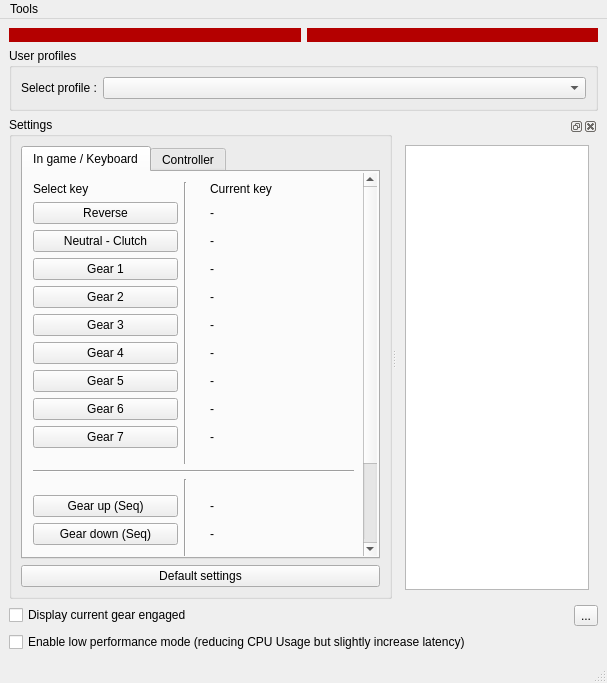
BrokenGameNoob/BrokenTC2, file BrokenTC2/mainwindow.ui: the form before one commit.
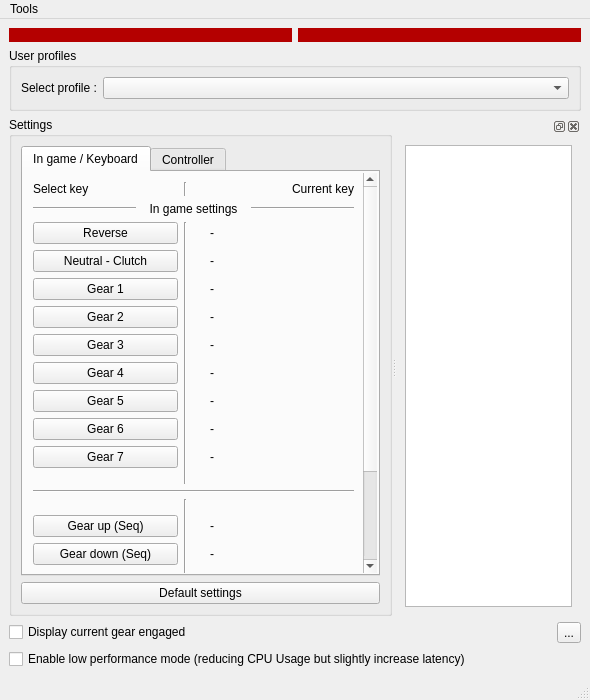
The form after the commit. Icons and pictures are not drawn. Custom widgets are drawn as their Qt base class.

```diff
--- a/BrokenTC2/mainwindow.ui
+++ b/BrokenTC2/mainwindow.ui
@@ -6,8 +6,8 @@
    <rect>
     <x>0</x>
     <y>0</y>
-    <width>607</width>
-    <height>683</height>
+    <width>590</width>
+    <height>700</height>
    </rect>
   </property>
   <property name="windowTitle">
@@ -65,9 +65,9 @@
             <property name="geometry">
              <rect>
               <x>0</x>
-              <y>-323</y>
+              <y>0</y>
               <width>336</width>
-              <height>624</height>
+              <height>672</height>
              </rect>
             </property>
             <property name="minimumSize">
@@ -83,143 +83,109 @@
 }</string>
             </property>
             <layout class="QGridLayout" name="gridLayout_2">
-             <item row="0" column="2">
-              <widget class="QLabel" name="lbl_disp_currKey">
-               <property name="sizePolicy">
-                <sizepolicy hsizetype="Preferred" vsizetype="Maximum">
-                 <horstretch>0</horstretch>
-                 <verstretch>0</verstretch>
-                </sizepolicy>
-               </property>
+             <item row="10" column="2">
+              <widget class="QLabel" name="lbl_G7">
                <property name="text">
-                <string>Current key</string>
+                <string>-</string>
                </property>
               </widget>
              </item>
-             <item row="10" column="0">
-              <spacer name="verticalSpacer_3">
-               <property name="orientation">
-                <enum>Qt::Vertical</enum>
-               </property>
-               <property name="sizeType">
-                <enum>QSizePolicy::Minimum</enum>
-               </property>
-               <property name="sizeHint" stdset="0">
-                <size>
-                 <width>20</width>
-                 <height>10</height>
-                </size>
-               </property>
-              </spacer>
-             </item>
              <item row="8" column="0">
-              <widget class="QPushButton" name="pb_selectKey_G6">
+              <widget class="QPushButton" name="pb_selectKey_G5">
                <property name="text">
-                <string>Gear 6</string>
+                <string>Gear 5</string>
                </property>
               </widget>
              </item>
-             <item row="17" column="0">
-              <spacer name="verticalSpacer_6">
-               <property name="orientation">
-                <enum>Qt::Vertical</enum>
+             <item row="5" column="0">
+              <widget class="QPushButton" name="pb_selectKey_G2">
+               <property name="text">
+                <string>Gear 2</string>
                </property>
-               <property name="sizeType">
-                <enum>QSizePolicy::Minimum</enum>
+              </widget>
+             </item>
+             <item row="20" column="0">
+              <widget class="QLabel" name="lbl_disp_gearDelay">
+               <property name="toolTip">
+                <string>How long the key is going to be pressed down</string>
                </property>
-               <property name="sizeHint" stdset="0">
-                <size>
-                 <width>20</width>
-                 <height>10</height>
-                </size>
+               <property name="text">
+                <string>Gear key press delay (ms)</string>
                </property>
-              </spacer>
+              </widget>
              </item>
-             <item row="12" column="1" rowspan="4">
+             <item row="13" column="1" rowspan="4">
               <widget class="Line" name="line_5">
                <property name="orientation">
                 <enum>Qt::Vertical</enum>
                </property>
               </widget>
              </item>
-             <item row="6" column="0">
-              <widget class="QPushButton" name="pb_selectKey_G4">
-               <property name="text">
-                <string>Gear 4</string>
-               </property>
-              </widget>
-             </item>
-             <item row="0" column="1" rowspan="11">
-              <widget class="Line" name="line">
-               <property name="orientation">
-                <enum>Qt::Vertical</enum>
-               </property>
-              </widget>
-             </item>
-             <item row="16" column="0" colspan="3">
-              <widget class="Line" name="line_4">
-               <property name="orientation">
-                <enum>Qt::Horizontal</enum>
-               </property>
-              </widget>
-             </item>
-             <item row="3" column="2">
-              <widget class="QLabel" name="lbl_G1">
-               <property name="text">
-                <string>-</string>
-               </property>
-              </widget>
-             </item>
-             <item row="13" column="2">
-              <widget class="QLabel" name="lbl_seqUp">
-               <property name="text">
-                <string>-</string>
-               </property>
-              </widget>
-             </item>
-             <item row="9" column="2">
-              <widget class="QLabel" name="lbl_G7">
-               <property name="text">
-                <string>-</string>
-               </property>
-              </widget>
-             </item>
-             <item row="2" column="0">
+             <item row="3" column="0">
               <widget class="QPushButton" name="pb_selectKey_GClutch">
                <property name="text">
                 <string>Neutral - Clutch</string>
                </property>
               </widget>
              </item>
-             <item row="11" column="0" colspan="3">
-              <widget class="Line" name="line_2">
+             <item row="18" column="1" rowspan="3">
+              <widget class="Line" name="line_10">
                <property name="orientation">
-                <enum>Qt::Horizontal</enum>
+                <enum>Qt::Vertical</enum>
                </property>
               </widget>
              </item>
-             <item row="3" column="0">
+             <item row="0" column="2">
+              <widget class="QLabel" name="lbl_disp_currKey">
+               <property name="sizePolicy">
+                <sizepolicy hsizetype="Preferred" vsizetype="Maximum">
+                 <horstretch>0</horstretch>
+                 <verstretch>0</verstretch>
+                </sizepolicy>
+               </property>
+               <property name="text">
+                <string>Current key</string>
+               </property>
+               <property name="alignment">
+                <set>Qt::AlignRight|Qt::AlignTrailing|Qt::AlignVCenter</set>
+               </property>
+              </widget>
+             </item>
+             <item row="4" column="0">
               <widget class="QPushButton" name="pb_selectKey_G1">
                <property name="text">
                 <string>Gear 1</string>
                </property>
               </widget>
              </item>
-             <item row="14" column="0">
+             <item row="15" column="0">
               <widget class="QPushButton" name="pb_selectKey_SeqDown">
                <property name="text">
                 <string>Gear down (Seq)</string>
                </property>
               </widget>
              </item>
-             <item row="8" column="2">
-              <widget class="QLabel" name="lbl_G6">
+             <item row="19" column="2">
+              <widget class="QLabel" name="lbl_kSwitchMode">
+               <property name="sizePolicy">
+                <sizepolicy hsizetype="Preferred" vsizetype="Maximum">
+                 <horstretch>0</horstretch>
+                 <verstretch>0</verstretch>
+                </sizepolicy>
+               </property>
                <property name="text">
                 <string>-</string>
                </property>
               </widget>
              </item>
-             <item row="20" column="1">
+             <item row="10" column="0">
+              <widget class="QPushButton" name="pb_selectKey_G7">
+               <property name="text">
+                <string>Gear 7</string>
+               </property>
+              </widget>
+             </item>
+             <item row="21" column="1">
               <spacer name="verticalSpacer">
                <property name="orientation">
                 <enum>Qt::Vertical</enum>
@@ -235,31 +201,59 @@
                </property>
               </spacer>
              </item>
-             <item row="7" column="0">
-              <widget class="QPushButton" name="pb_selectKey_G5">
-               <property name="text">
-                <string>Gear 5</string>
-               </property>
-              </widget>
-             </item>
-             <item row="19" column="2">
-              <widget class="QSpinBox" name="sb_gearDelay">
-               <property name="toolTip">
-                <string>How long the key is going to be pressed down</string>
-               </property>
-               <property name="maximum">
-                <number>1200</number>
-               </property>
-              </widget>
-             </item>
-             <item row="2" column="2">
-              <widget class="QLabel" name="lbl_GClutch">
+             <item row="6" column="2">
+              <widget class="QLabel" name="lbl_G3">
                <property name="text">
                 <string>-</string>
                </property>
               </widget>
              </item>
-             <item row="15" column="0">
+             <item row="11" column="0">
+              <spacer name="verticalSpacer_3">
+               <property name="orientation">
+                <enum>Qt::Vertical</enum>
+               </property>
+               <property name="sizeType">
+                <enum>QSizePolicy::Minimum</enum>
+               </property>
+               <property name="sizeHint" stdset="0">
+                <size>
+                 <width>20</width>
+                 <height>10</height>
+                </size>
+               </property>
+              </spacer>
+             </item>
+             <item row="13" column="0">
+              <spacer name="verticalSpacer_4">
+               <property name="orientation">
+                <enum>Qt::Vertical</enum>
+               </property>
+               <property name="sizeType">
+                <enum>QSizePolicy::Minimum</enum>
+               </property>
+               <property name="sizeHint" stdset="0">
+                <size>
+                 <width>20</width>
+                 <height>10</height>
+                </size>
+               </property>
+              </spacer>
+             </item>
+             <item row="0" column="0">
+              <widget class="QLabel" name="lbl_disp_selectKey">
+               <property name="sizePolicy">
+                <sizepolicy hsizetype="Preferred" vsizetype="Maximum">
+                 <horstretch>0</horstretch>
+                 <verstretch>0</verstretch>
+                </sizepolicy>
+               </property>
+               <property name="text">
+                <string>Select key</string>
+               </property>
+              </widget>
+             </item>
+             <item row="16" column="0">
               <spacer name="verticalSpacer_5">
                <property name="orientation">
                 <enum>Qt::Vertical</enum>
@@ -275,123 +269,138 @@
                </property>
               </spacer>
              </item>
-             <item row="1" column="2">
-              <widget class="QLabel" name="lbl_GReverse">
-               <property name="text">
-                <string>-</string>
+             <item row="18" column="0">
+              <spacer name="verticalSpacer_6">
+               <property name="orientation">
+                <enum>Qt::Vertical</enum>
                </property>
-              </widget>
+               <property name="sizeType">
+                <enum>QSizePolicy::Minimum</enum>
+               </property>
+               <property name="sizeHint" stdset="0">
+                <size>
+                 <width>20</width>
+                 <height>10</height>
+                </size>
+               </property>
+              </spacer>
              </item>
              <item row="7" column="2">
-              <widget class="QLabel" name="lbl_G5">
+              <widget class="QLabel" name="lbl_G4">
                <property name="text">
                 <string>-</string>
                </property>
               </widget>
              </item>
-             <item row="1" column="0">
+             <item row="2" column="2">
+              <widget class="QLabel" name="lbl_GReverse">
+               <property name="text">
+                <string>-</string>
+               </property>
+              </widget>
+             </item>
+             <item row="17" column="0" colspan="3">
+              <layout class="QHBoxLayout" name="hlay_disp_sepKeyboard">
+               <item>
+                <widget class="Line" name="line_12">
+                 <property name="orientation">
+                  <enum>Qt::Horizontal</enum>
+                 </property>
+                </widget>
+               </item>
+               <item>
+                <widget class="QLabel" name="lbl_disp_sepKeyboard">
+                 <property name="text">
+                  <string>Keyboard settings</string>
+                 </property>
+                 <property name="alignment">
+                  <set>Qt::AlignCenter</set>
+                 </property>
+                </widget>
+               </item>
+               <item>
+                <widget class="Line" name="line_11">
+                 <property name="orientation">
+                  <enum>Qt::Horizontal</enum>
+                 </property>
+                </widget>
+               </item>
+              </layout>
+             </item>
+             <item row="2" column="0">
               <widget class="QPushButton" name="pb_selectKey_GReverse">
                <property name="text">
                 <string>Reverse</string>
                </property>
               </widget>
              </item>
-             <item row="5" column="0">
-              <widget class="QPushButton" name="pb_selectKey_G3">
-               <property name="text">
-                <string>Gear 3</string>
-               </property>
-              </widget>
-             </item>
-             <item row="12" column="0">
-              <spacer name="verticalSpacer_4">
-               <property name="orientation">
-                <enum>Qt::Vertical</enum>
-               </property>
-               <property name="sizeType">
-                <enum>QSizePolicy::Minimum</enum>
-               </property>
-               <property name="sizeHint" stdset="0">
-                <size>
-                 <width>20</width>
-                 <height>10</height>
-                </size>
-               </property>
-              </spacer>
-             </item>
-             <item row="4" column="0">
-              <widget class="QPushButton" name="pb_selectKey_G2">
-               <property name="text">
-                <string>Gear 2</string>
-               </property>
-              </widget>
-             </item>
-             <item row="13" column="0">
+             <item row="14" column="0">
               <widget class="QPushButton" name="pb_selectKey_SeqUp">
                <property name="text">
                 <string>Gear up (Seq)</string>
                </property>
               </widget>
              </item>
-             <item row="0" column="0">
-              <widget class="QLabel" name="lbl_disp_selectKey">
-               <property name="sizePolicy">
-                <sizepolicy hsizetype="Preferred" vsizetype="Maximum">
-                 <horstretch>0</horstretch>
-                 <verstretch>0</verstretch>
-                </sizepolicy>
-               </property>
+             <item row="3" column="2">
+              <widget class="QLabel" name="lbl_GClutch">
                <property name="text">
-                <string>Select key</string>
-               </property>
-              </widget>
-             </item>
-             <item row="6" column="2">
-              <widget class="QLabel" name="lbl_G4">
-               <property name="text">
                 <string>-</string>
                </property>
               </widget>
              </item>
-             <item row="9" column="0">
-              <widget class="QPushButton" name="pb_selectKey_G7">
-               <property name="text">
-                <string>Gear 7</string>
-               </property>
-              </widget>
-             </item>
-             <item row="4" column="2">
-              <widget class="QLabel" name="lbl_G2">
-               <property name="text">
-                <string>-</string>
-               </property>
-              </widget>
-             </item>
-             <item row="19" column="0">
-              <widget class="QLabel" name="lbl_disp_gearDelay">
-               <property name="toolTip">
-                <string>How long the key is going to be pressed down</string>
-               </property>
-               <property name="text">
-                <string>Gear key press delay (ms)</string>
-               </property>
-              </widget>
-             </item>
              <item row="5" column="2">
-              <widget class="QLabel" name="lbl_G3">
+              <widget class="QLabel" name="lbl_G2">
                <property name="text">
                 <string>-</string>
                </property>
               </widget>
              </item>
-             <item row="14" column="2">
+             <item row="8" column="2">
+              <widget class="QLabel" name="lbl_G5">
+               <property name="text">
+                <string>-</string>
+               </property>
+              </widget>
+             </item>
+             <item row="4" column="2">
+              <widget class="QLabel" name="lbl_G1">
+               <property name="text">
+                <string>-</string>
+               </property>
+              </widget>
+             </item>
+             <item row="12" column="0" colspan="3">
+              <widget class="Line" name="line_2">
+               <property name="orientation">
+                <enum>Qt::Horizontal</enum>
+               </property>
+              </widget>
+             </item>
+             <item row="9" column="2">
+              <widget class="QLabel" name="lbl_G6">
+               <property name="text">
+                <string>-</string>
+               </property>
+              </widget>
+             </item>
+             <item row="15" column="2">
               <widget class="QLabel" name="lbl_seqDown">
                <property name="text">
                 <string>-</string>
                </property>
               </widget>
              </item>
-             <item row="18" column="0">
+             <item row="20" column="2">
+              <widget class="QSpinBox" name="sb_gearDelay">
+               <property name="toolTip">
+                <string>How long the key is going to be pressed down</string>
+               </property>
+               <property name="maximum">
+                <number>1200</number>
+               </property>
+              </widget>
+             </item>
+             <item row="19" column="0">
               <widget class="QPushButton" name="pb_selectKey_kSwitchMode">
                <property name="text">
                 <string>Switch mode
@@ -399,26 +408,76 @@
                </property>
               </widget>
              </item>
-             <item row="17" column="1" rowspan="3">
-              <widget class="Line" name="line_10">
-               <property name="orientation">
-                <enum>Qt::Vertical</enum>
-               </property>
-              </widget>
-             </item>
-             <item row="18" column="2">
-              <widget class="QLabel" name="lbl_kSwitchMode">
-               <property name="sizePolicy">
-                <sizepolicy hsizetype="Preferred" vsizetype="Maximum">
-                 <horstretch>0</horstretch>
-                 <verstretch>0</verstretch>
-                </sizepolicy>
-               </property>
+             <item row="14" column="2">
+              <widget class="QLabel" name="lbl_seqUp">
                <property name="text">
                 <string>-</string>
                </property>
               </widget>
              </item>
+             <item row="7" column="0">
+              <widget class="QPushButton" name="pb_selectKey_G4">
+               <property name="text">
+                <string>Gear 4</string>
+               </property>
+              </widget>
+             </item>
+             <item row="9" column="0">
+              <widget class="QPushButton" name="pb_selectKey_G6">
+               <property name="text">
+                <string>Gear 6</string>
+               </property>
+              </widget>
+             </item>
+             <item row="2" column="1" rowspan="10">
+              <widget class="Line" name="line">
+               <property name="orientation">
+                <enum>Qt::Vertical</enum>
+               </property>
+              </widget>
+             </item>
+             <item row="6" column="0">
+              <widget class="QPushButton" name="pb_selectKey_G3">
+               <property name="text">
+                <string>Gear 3</string>
+               </property>
+              </widget>
+             </item>
+             <item row="1" column="0" colspan="3">
+              <layout class="QHBoxLayout" name="hlay_disp_igKeysSep">
+               <item>
+                <widget class="Line" name="line_13">
+                 <property name="orientation">
+                  <enum>Qt::Horizontal</enum>
+                 </property>
+                </widget>
+               </item>
+               <item>
+                <widget class="QLabel" name="lbl_disp_igKeysSep">
+                 <property name="text">
+                  <string>In game settings</string>
+                 </property>
+                 <property name="alignment">
+                  <set>Qt::AlignCenter</set>
+                 </property>
+                </widget>
+               </item>
+               <item>
+                <widget class="Line" name="line_4">
+                 <property name="orientation">
+                  <enum>Qt::Horizontal</enum>
+                 </property>
+                </widget>
+               </item>
+              </layout>
+             </item>
+             <item row="0" column="1">
+              <widget class="Line" name="line_14">
+               <property name="orientation">
+                <enum>Qt::Vertical</enum>
+               </property>
+              </widget>
+             </item>
             </layout>
            </widget>
           </widget>
@@ -642,7 +701,11 @@
        <widget class="QWidget" name="dockWidgetContents">
         <layout class="QVBoxLayout" name="verticalLayout_3">
          <item>
-          <widget class="debug::LogConsole" name="consoleLog"/>
+          <widget class="debug::LogConsole" name="consoleLog">
+           <property name="enabled">
+            <bool>true</bool>
+           </property>
+          </widget>
          </item>
         </layout>
        </widget>
@@ -758,7 +821,7 @@
     <rect>
      <x>0</x>
      <y>0</y>
-     <width>607</width>
+     <width>590</width>
      <height>25</height>
     </rect>
    </property>
```
